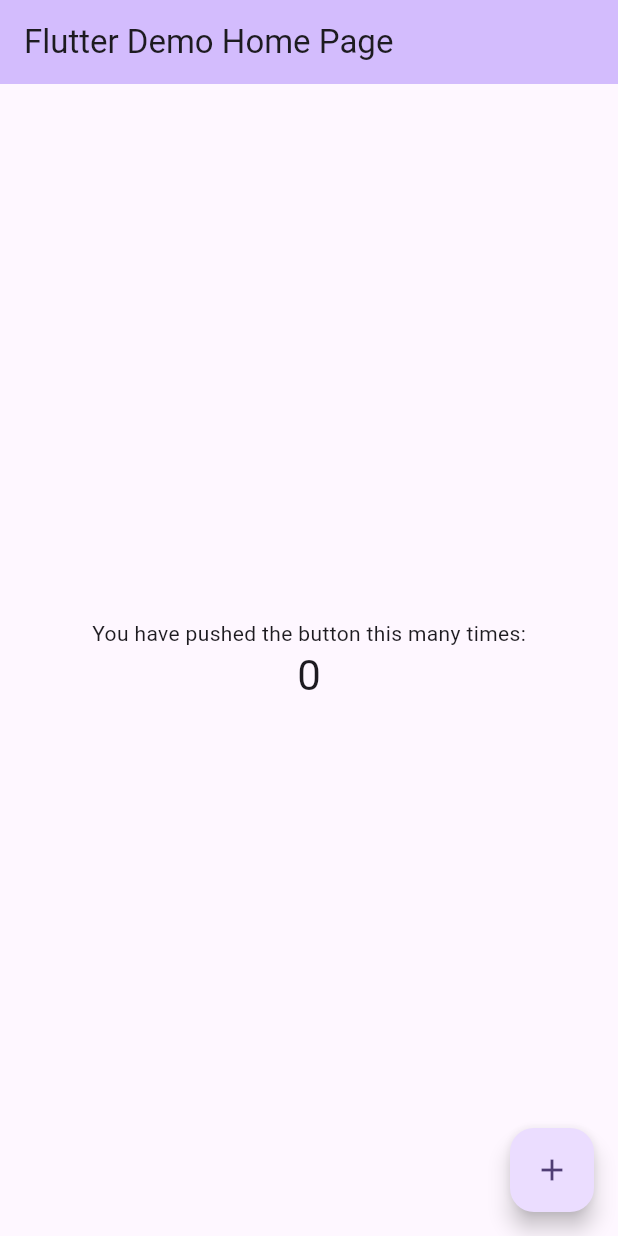
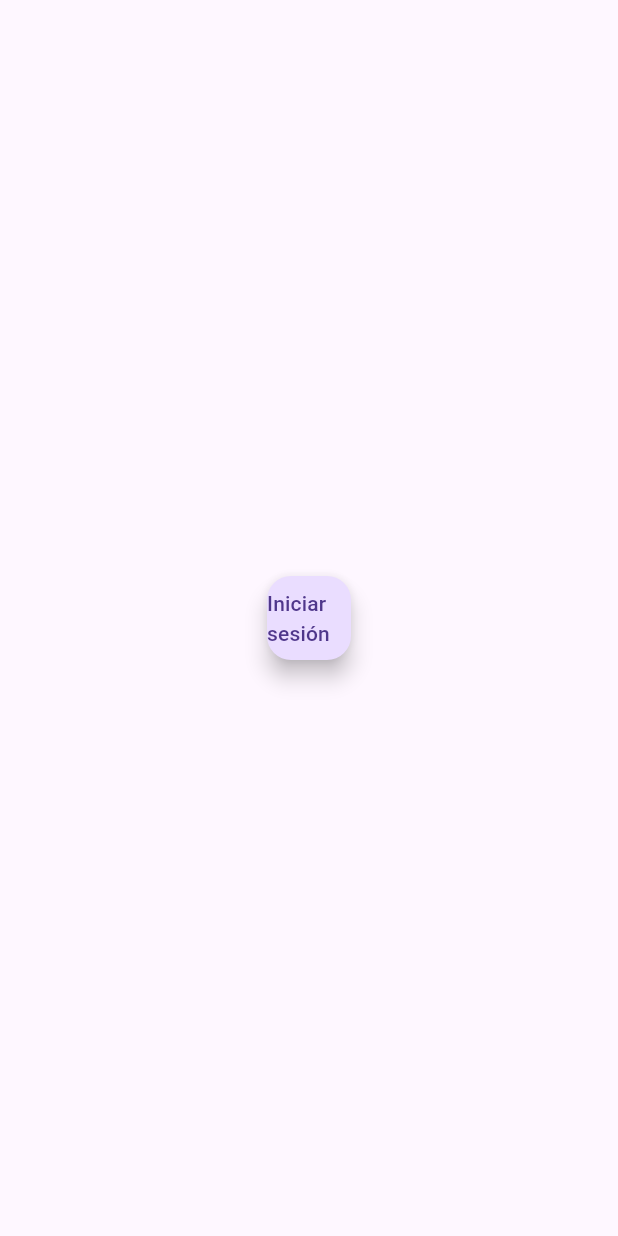
Before and after one commit to O-Luna/ProyectoMoviles1, a Flutter app: the screen it shows after launch, on a phone screen of 412 x 824 dp. Run offline on Flutter 3.47's test engine with Material 3 defaults, Android fonts, the phone set to English and light mode, and no system bars.

Commit message:
se le agregaron las pantallas configuraciones, inicio sesion y la principal, todavía no tienen nada solo funciona la navegación

```diff
--- a/proyecto/lib/main.dart
+++ b/proyecto/lib/main.dart
@@ -1,5 +1,5 @@
 import 'package:flutter/material.dart';
-
+import 'package:proyecto/pantallas/inicio_sesion.dart';
 void main() {
   runApp(const MyApp());
 }
@@ -7,119 +7,10 @@ void main() {
 class MyApp extends StatelessWidget {
   const MyApp({super.key});
 
-  // This widget is the root of your application.
   @override
   Widget build(BuildContext context) {
     return MaterialApp(
-      title: 'Flutter Demo',
-      theme: ThemeData(
-        // This is the theme of your application.
-        //
-        // TRY THIS: Try running your application with "flutter run". You'll see
-        // the application has a purple toolbar. Then, without quitting the app,
-        // try changing the seedColor in the colorScheme below to Colors.green
-        // and then invoke "hot reload" (save your changes or press the "hot
-        // reload" button in a Flutter-supported IDE, or press "r" if you used
-        // the command line to start the app).
-        //
-        // Notice that the counter didn't reset back to zero; the application
-        // state is not lost during the reload. To reset the state, use hot
-        // restart instead.
-        //
-        // This works for code too, not just values: Most code changes can be
-        // tested with just a hot reload.
-        colorScheme: ColorScheme.fromSeed(seedColor: Colors.deepPurple),
-        useMaterial3: true,
-      ),
-      home: const MyHomePage(title: 'Flutter Demo Home Page'),
+      home: InicioSesion(),
     );
   }
 }
-
-class MyHomePage extends StatefulWidget {
-  const MyHomePage({super.key, required this.title});
-
-  // This widget is the home page of your application. It is stateful, meaning
-  // that it has a State object (defined below) that contains fields that affect
-  // how it looks.
-
-  // This class is the configuration for the state. It holds the values (in this
-  // case the title) provided by the parent (in this case the App widget) and
-  // used by the build method of the State. Fields in a Widget subclass are
-  // always marked "final".
-
-  final String title;
-
-  @override
-  State<MyHomePage> createState() => _MyHomePageState();
-}
-
-class _MyHomePageState extends State<MyHomePage> {
-  int _counter = 0;
-
-  void _incrementCounter() {
-    setState(() {
-      // This call to setState tells the Flutter framework that something has
-      // changed in this State, which causes it to rerun the build method below
-      // so that the display can reflect the updated values. If we changed
-      // _counter without calling setState(), then the build method would not be
-      // called again, and so nothing would appear to happen.
-      _counter++;
-    });
-  }
-
-  @override
-  Widget build(BuildContext context) {
-    // This method is rerun every time setState is called, for instance as done
-    // by the _incrementCounter method above.
-    //
-    // The Flutter framework has been optimized to make rerunning build methods
-    // fast, so that you can just rebuild anything that needs updating rather
-    // than having to individually change instances of widgets.
-    return Scaffold(
-      appBar: AppBar(
-        // TRY THIS: Try changing the color here to a specific color (to
-        // Colors.amber, perhaps?) and trigger a hot reload to see the AppBar
-        // change color while the other colors stay the same.
-        backgroundColor: Theme.of(context).colorScheme.inversePrimary,
-        // Here we take the value from the MyHomePage object that was created by
-        // the App.build method, and use it to set our appbar title.
-        title: Text(widget.title),
-      ),
-      body: Center(
-        // Center is a layout widget. It takes a single child and positions it
-        // in the middle of the parent.
-        child: Column(
-          // Column is also a layout widget. It takes a list of children and
-          // arranges them vertically. By default, it sizes itself to fit its
-          // children horizontally, and tries to be as tall as its parent.
-          //
-          // Column has various properties to control how it sizes itself and
-          // how it positions its children. Here we use mainAxisAlignment to
-          // center the children vertically; the main axis here is the vertical
-          // axis because Columns are vertical (the cross axis would be
-          // horizontal).
-          //
-          // TRY THIS: Invoke "debug painting" (choose the "Toggle Debug Paint"
-          // action in the IDE, or press "p" in the console), to see the
-          // wireframe for each widget.
-          mainAxisAlignment: MainAxisAlignment.center,
-          children: <Widget>[
-            const Text(
-              'You have pushed the button this many times:',
-            ),
-            Text(
-              '$_counter',
-              style: Theme.of(context).textTheme.headlineMedium,
-            ),
-          ],
-        ),
-      ),
-      floatingActionButton: FloatingActionButton(
-        onPressed: _incrementCounter,
-        tooltip: 'Increment',
-        child: const Icon(Icons.add),
-      ), // This trailing comma makes auto-formatting nicer for build methods.
-    );
-  }
-}
--- /dev/null
+++ b/proyecto/lib/pantallas/inicio_sesion.dart
@@ -0,0 +1,29 @@
+import 'package:flutter/material.dart';
+import 'package:proyecto/pantallas/principal.dart';
+class InicioSesion extends StatefulWidget {
+  const InicioSesion({super.key});
+
+  @override
+  State<InicioSesion> createState() => _InicioSesionState();
+}
+
+class _InicioSesionState extends State<InicioSesion> {
+  @override
+  Widget build(BuildContext context) {
+    return Scaffold(
+      body: Center(
+        child:
+        FloatingActionButton(onPressed: (){
+          Navigator.push(
+            context,
+            MaterialPageRoute(builder: (context)=>Principal()));
+
+        },
+        child: Text("Iniciar sesión"),),
+
+      ),
+
+
+    );
+  }
+}
--- a/proyecto/pubspec.yaml
+++ b/proyecto/pubspec.yaml
@@ -30,6 +30,7 @@ environment:
 dependencies:
   flutter:
     sdk: flutter
+  provider: 6.1.2
 
 
   # The following adds the Cupertino Icons font to your application.
```
Also changed, not shown: proyecto/lib/pantallas/configuracion.dart (added, +16 -0 lines), proyecto/lib/pantallas/principal.dart (added, +45 -0 lines), proyecto/pubspec.lock.
